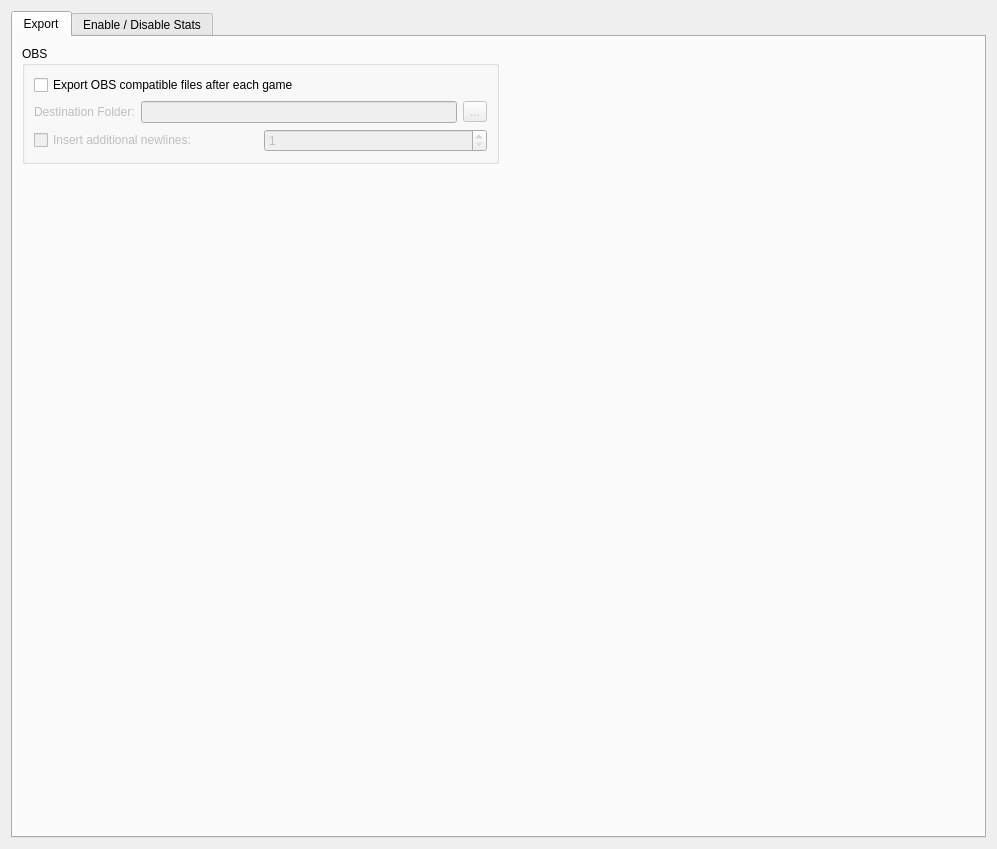
The window that forms/SettingsView.ui (reframedultimate/ReFramed-plugin-stats) describes before a commit, drawn with Qt 5.
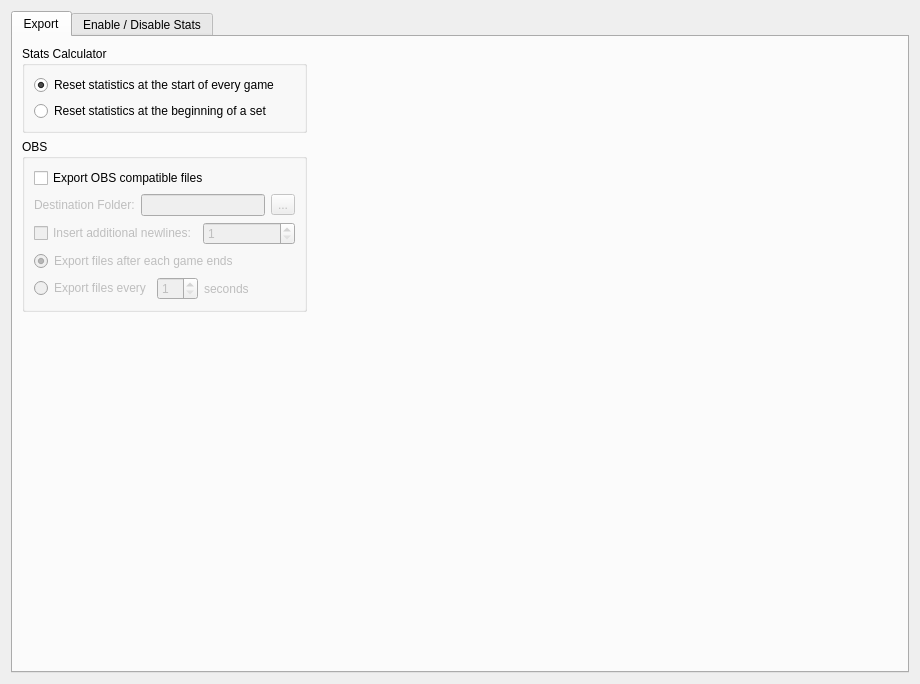
The same window after the commit.

Commit message: fixes #9 - Options to reset statistics after 1 game or 1 set, and options to export data after a specific interval instead of at the end of each game

Patch:
```diff
--- a/forms/SettingsView.ui
+++ b/forms/SettingsView.ui
@@ -6,8 +6,8 @@
    <rect>
     <x>0</x>
     <y>0</y>
-    <width>997</width>
-    <height>849</height>
+    <width>920</width>
+    <height>684</height>
    </rect>
   </property>
   <property name="windowTitle">
@@ -23,8 +23,51 @@
       <attribute name="title">
        <string>Export</string>
       </attribute>
-      <layout class="QGridLayout" name="gridLayout_3">
+      <layout class="QGridLayout" name="gridLayout_3" columnstretch="0,1">
        <item row="0" column="0">
+        <widget class="QGroupBox" name="groupBox_stats">
+         <property name="title">
+          <string>Stats Calculator</string>
+         </property>
+         <layout class="QVBoxLayout" name="verticalLayout_4">
+          <item>
+           <layout class="QVBoxLayout" name="verticalLayout_3">
+            <item>
+             <widget class="QRadioButton" name="radioButton_resetStatsEveryGame">
+              <property name="text">
+               <string>Reset statistics at the start of every game</string>
+              </property>
+              <property name="checked">
+               <bool>true</bool>
+              </property>
+             </widget>
+            </item>
+            <item>
+             <widget class="QRadioButton" name="radioButton_resetStatsEverySet">
+              <property name="text">
+               <string>Reset statistics at the beginning of a set</string>
+              </property>
+             </widget>
+            </item>
+           </layout>
+          </item>
+         </layout>
+        </widget>
+       </item>
+       <item row="0" column="1">
+        <spacer name="horizontalSpacer_2">
+         <property name="orientation">
+          <enum>Qt::Horizontal</enum>
+         </property>
+         <property name="sizeHint" stdset="0">
+          <size>
+           <width>40</width>
+           <height>20</height>
+          </size>
+         </property>
+        </spacer>
+       </item>
+       <item row="1" column="0">
         <widget class="QGroupBox" name="groupBox">
          <property name="title">
           <string>OBS</string>
@@ -32,8 +75,14 @@
          <layout class="QVBoxLayout" name="verticalLayout_2">
           <item>
            <widget class="QCheckBox" name="checkBox_obsExport">
+            <property name="sizePolicy">
+             <sizepolicy hsizetype="Minimum" vsizetype="Fixed">
+              <horstretch>0</horstretch>
+              <verstretch>0</verstretch>
+             </sizepolicy>
+            </property>
             <property name="text">
-             <string>Export OBS compatible files after each game</string>
+             <string>Export OBS compatible files</string>
             </property>
            </widget>
           </item>
@@ -94,6 +143,12 @@
               <property name="enabled">
                <bool>false</bool>
               </property>
+              <property name="sizePolicy">
+               <sizepolicy hsizetype="Minimum" vsizetype="Fixed">
+                <horstretch>0</horstretch>
+                <verstretch>0</verstretch>
+               </sizepolicy>
+              </property>
               <property name="minimum">
                <number>1</number>
               </property>
@@ -104,10 +159,79 @@
             </item>
            </layout>
           </item>
+          <item>
+           <layout class="QGridLayout" name="gridLayout_4">
+            <item row="1" column="1">
+             <widget class="QSpinBox" name="spinBox_obsSeconds">
+              <property name="enabled">
+               <bool>false</bool>
+              </property>
+              <property name="sizePolicy">
+               <sizepolicy hsizetype="Minimum" vsizetype="Fixed">
+                <horstretch>0</horstretch>
+                <verstretch>0</verstretch>
+               </sizepolicy>
+              </property>
+              <property name="minimum">
+               <number>1</number>
+              </property>
+              <property name="maximum">
+               <number>60</number>
+              </property>
+             </widget>
+            </item>
+            <item row="1" column="2">
+             <widget class="QLabel" name="label_obsSeconds">
+              <property name="enabled">
+               <bool>false</bool>
+              </property>
+              <property name="text">
+               <string>seconds</string>
+              </property>
+             </widget>
+            </item>
+            <item row="1" column="0">
+             <widget class="QRadioButton" name="radioButton_obsExportAfterInterval">
+              <property name="enabled">
+               <bool>false</bool>
+              </property>
+              <property name="text">
+               <string>Export files every</string>
+              </property>
+             </widget>
+            </item>
+            <item row="1" column="3">
+             <spacer name="horizontalSpacer">
+              <property name="orientation">
+               <enum>Qt::Horizontal</enum>
+              </property>
+              <property name="sizeHint" stdset="0">
+               <size>
+                <width>40</width>
+                <height>20</height>
+               </size>
+              </property>
+             </spacer>
+            </item>
+            <item row="0" column="0" colspan="4">
+             <widget class="QRadioButton" name="radioButton_obsExportAfterEachGame">
+              <property name="enabled">
+               <bool>false</bool>
+              </property>
+              <property name="text">
+               <string>Export files after each game ends</string>
+              </property>
+              <property name="checked">
+               <bool>true</bool>
+              </property>
+             </widget>
+            </item>
+           </layout>
+          </item>
          </layout>
         </widget>
        </item>
-       <item row="1" column="0">
+       <item row="2" column="0">
         <spacer name="verticalSpacer">
          <property name="orientation">
           <enum>Qt::Vertical</enum>
@@ -120,19 +244,6 @@
          </property>
         </spacer>
        </item>
-       <item row="0" column="1">
-        <spacer name="horizontalSpacer_2">
-         <property name="orientation">
-          <enum>Qt::Horizontal</enum>
-         </property>
-         <property name="sizeHint" stdset="0">
-          <size>
-           <width>40</width>
-           <height>20</height>
-          </size>
-         </property>
-        </spacer>
-       </item>
       </layout>
      </widget>
      <widget class="QWidget" name="tab_toggles">
```
The commit also changes 9 other files.
